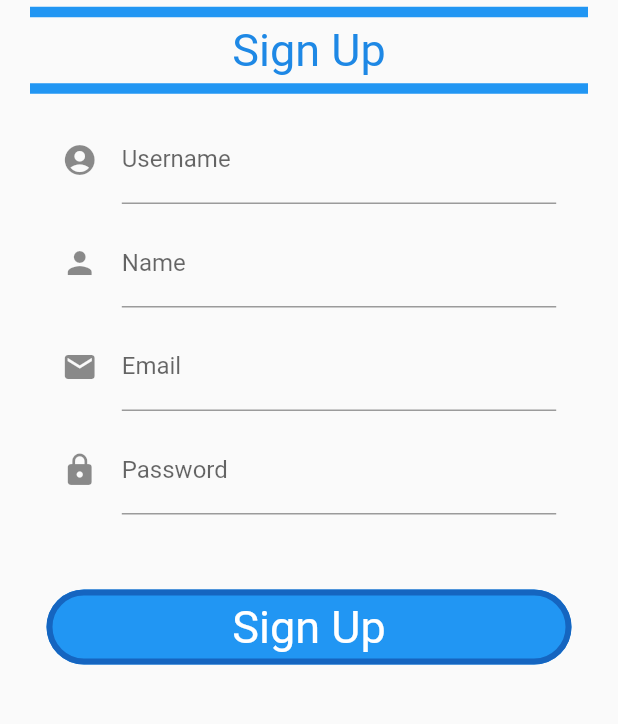
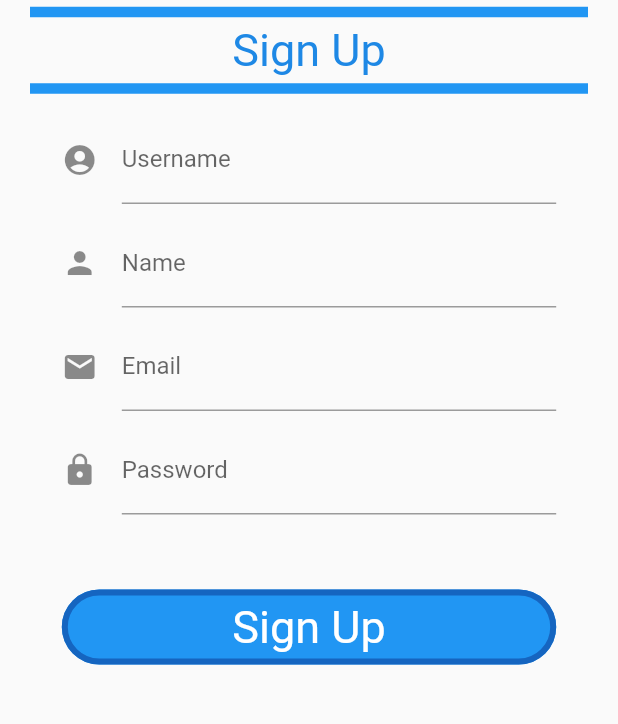
Before and after one commit to FEUP-ESOF-2020-21/open-cx-t1g1-ploggers, a Flutter app: the InitialPage screen opened directly with empty values, after a tap on "Sign Up", on a phone screen of 412 x 824 dp, the part 459-1183 px from its top. Run offline on Flutter 3.47's test engine with Material 2 defaults, Android fonts, the phone set to English and light mode, and no system bars; our stand-ins replace cloud_firestore, curved_navigation_bar, firebase_auth, firebase_core; accounts and stored records are empty.

Commit message:
need to checkout to master, working on better ui

```diff
--- a/src/asquestions/lib/view/pages/InitialPage.dart
+++ b/src/asquestions/lib/view/pages/InitialPage.dart
@@ -19,10 +19,13 @@ class _InitialPageState extends State<InitialPage> {
   @override
   Widget build(BuildContext context) {
     return Scaffold(
-      body: Column(children: <Widget>[
+      body: ListView(
+          padding: EdgeInsets.only(
+              left: MediaQuery.of(context).size.width / 10,
+              right: MediaQuery.of(context).size.width / 10),
+          children: <Widget>[
             Container(
               alignment: Alignment.topCenter,
-          padding: EdgeInsets.only(top: 100),
               child: SizedBox(
                 child: Image.asset("assets/logo.png",
                     width: 450, height: 250, fit: BoxFit.contain),
@@ -61,13 +64,15 @@ class _InitialPageState extends State<InitialPage> {
                     Navigator.push(
                         context,
                         MaterialPageRoute(
-                        builder: (context) => LoginPage(widget._firestore)));
+                            builder: (context) =>
+                                LoginPage(widget._firestore)));
                   },
                 ),
               ),
             ),
             Container(
               padding: EdgeInsets.only(top: 25.0),
+              margin: const EdgeInsets.only(bottom: 20),
               child: ButtonTheme(
                 minWidth: 350.0,
                 height: 50.0,
@@ -89,7 +94,8 @@ class _InitialPageState extends State<InitialPage> {
                     Navigator.push(
                         context,
                         MaterialPageRoute(
-                        builder: (context) => SignUpPage(widget._firestore)));
+                            builder: (context) =>
+                                SignUpPage(widget._firestore)));
                   },
                 ),
               ),
--- a/src/asquestions/lib/view/pages/SignUpPage.dart
+++ b/src/asquestions/lib/view/pages/SignUpPage.dart
@@ -27,11 +27,10 @@ class _SignUpPageState extends State<SignUpPage> {
     return Scaffold(
         appBar: AppBar(),
         resizeToAvoidBottomPadding: false,
-        body: Column(
+        body: ListView(
           children: <Widget>[
             Container(
               alignment: Alignment.topCenter,
-              //padding: EdgeInsets.only(top: 20),
               child: SizedBox(
                 child: Image.asset("assets/logo.png",
                     width: 450, height: 250, fit: BoxFit.contain),
@@ -57,7 +56,8 @@ class _SignUpPageState extends State<SignUpPage> {
               thickness: 7,
               color: Colors.blue[500],
             ),
-            Form(
+            SingleChildScrollView(
+                child: Form(
                     key: formKey,
                     child: Column(children: <Widget>[
                       Container(
@@ -121,13 +121,20 @@ class _SignUpPageState extends State<SignUpPage> {
                               labelText: "Password"),
                         ),
                       ),
-                  SignUpButton(
+                      Container(
+                          margin: const EdgeInsets.only(bottom: 20),
+                          padding: EdgeInsets.only(
+                            left: size.width * 0.1,
+                            right: size.width * 0.1,
+                            /*bottom: 20*/
+                          ),
+                          child: SignUpButton(
                               username: _username,
                               name: _name,
                               email: _email,
                               password: _password,
-                      firestore: widget._firestore)
-                ]))
+                              firestore: widget._firestore))
+                    ])))
           ],
         ));
   }
```
Also changed, not shown: src/asquestions/lib/view/pages/LoginPage.dart (+7 -3 lines), src/asquestions/lib/view/pages/UserProfilePage.dart (+8 -11 lines). Lines whose indentation alone changed are shown as unchanged.
